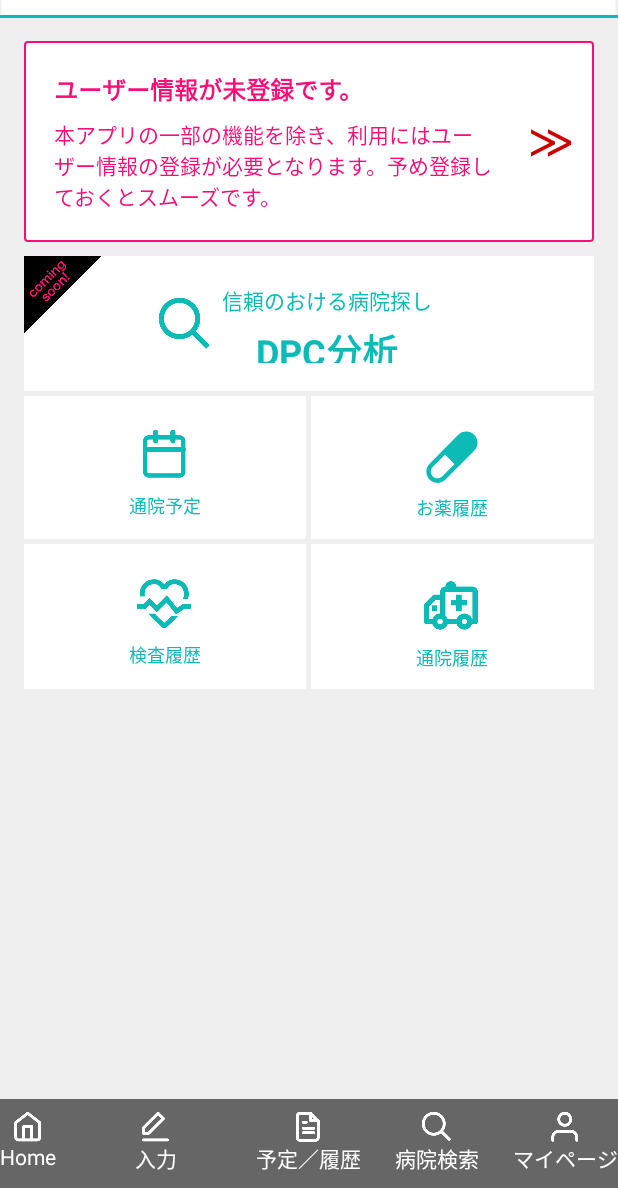
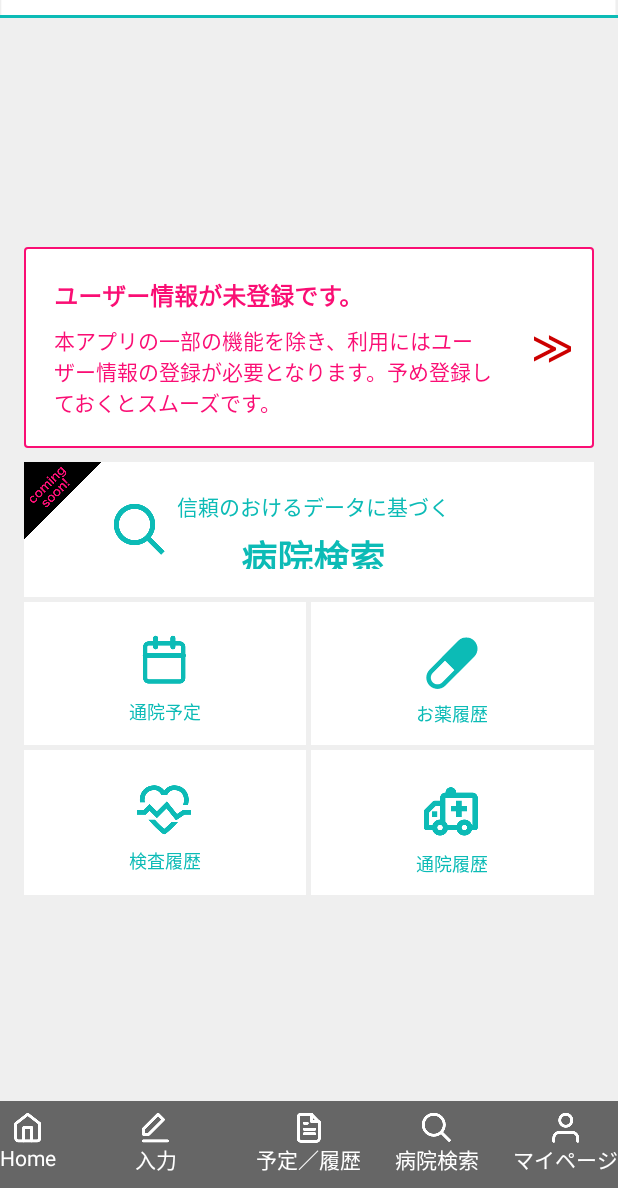
Before and after one commit to frontierfield/GanReco, an Android app: the b1_2mainmenu screen opened directly, with no data from a screen before it, on a phone screen of 412 x 824 dp, the part 48-1236 px from its top. Run offline under Robolectric (Android 15) with nearby library versions, the phone set to English and light mode, and no system bars.

Commit message:
フッタ改修

```diff
--- a/app/src/main/java/com/frontierfield/ganreco/F4_Input.java
+++ b/app/src/main/java/com/frontierfield/ganreco/F4_Input.java
@@ -63,7 +63,6 @@ public class F4_Input extends AppCompatActivity implements  View.OnClickListener
         hospital = findViewById(R.id.editTextHospNameF4);
         shinsatsu = findViewById(R.id.editTextShinsatsuF4);
         ImageViewShinryo = findViewById(R.id.imageViewSinryoF4);
-
 
         ArrayAdapter<Integer> adapterYear = new ArrayAdapter<Integer>(this,R.layout.support_simple_spinner_dropdown_item,gu.aYotei);
         ArrayAdapter<Integer> adapterMonth = new ArrayAdapter<Integer>(this,R.layout.support_simple_spinner_dropdown_item,gu.aMonth);
--- a/app/src/main/res/layout/b1_2main.xml
+++ b/app/src/main/res/layout/b1_2main.xml
@@ -10,8 +10,9 @@
     <RelativeLayout
         android:id="@+id/fotter"
         android:layout_width="match_parent"
-        android:layout_height="59dp"
+        android:layout_height="58dp"
         android:layout_alignParentBottom="true"
+        android:layout_alignParentStart="true"
         android:background="#666666"
         android:gravity="center">
 
@@ -36,6 +37,7 @@
             <TextView
                 android:layout_width="match_parent"
                 android:layout_height="wrap_content"
+                android:gravity="center"
                 android:text="Home"
                 android:textColor="#FFFFFF" />
         </LinearLayout>
@@ -76,7 +78,7 @@
 
             <ImageButton
                 android:id="@+id/imageButton3"
-                android:layout_width="wrap_content"
+                android:layout_width="match_parent"
                 android:layout_height="wrap_content"
                 android:layout_gravity="center_horizontal"
                 android:background="#666666"
@@ -100,7 +102,7 @@
 
             <ImageButton
                 android:id="@+id/imageButton4"
-                android:layout_width="wrap_content"
+                android:layout_width="match_parent"
                 android:layout_height="wrap_content"
                 android:layout_gravity="center_horizontal"
                 android:background="#666666"
@@ -125,7 +127,7 @@
 
             <ImageButton
                 android:id="@+id/imageButton5"
-                android:layout_width="wrap_content"
+                android:layout_width="match_parent"
                 android:layout_height="wrap_content"
                 android:layout_gravity="center_horizontal"
                 android:background="#666666"
@@ -175,11 +177,8 @@
     <RelativeLayout
         android:layout_width="match_parent"
         android:layout_height="461dp"
-        android:layout_above="@+id/fotter"
-        android:layout_alignParentLeft="false"
-        android:layout_alignParentStart="false"
-        android:layout_below="@+id/header"
-        android:layout_marginBottom="24dp">
+        android:layout_alignParentStart="true"
+        android:layout_centerVertical="true">
 
 
         <LinearLayout
@@ -227,7 +226,7 @@
 
             <TextView
                 android:id="@+id/btnUserInfoRedArrow"
-                android:layout_width="80dp"
+                android:layout_width="75dp"
                 android:layout_height="match_parent"
                 android:layout_marginRight="15dp"
                 android:layout_weight="1.0"
@@ -263,7 +262,6 @@
                 android:layout_width="wrap_content"
                 android:layout_height="wrap_content"
                 android:layout_marginBottom="20dp"
-                android:layout_marginLeft="30dp"
                 android:layout_marginTop="20dp"
                 android:scaleType="fitXY"
                 android:src="@drawable/icon_home_search"
@@ -285,7 +283,7 @@
                     android:layout_marginTop="18.76dp"
                     android:clickable="true"
                     android:gravity="center"
-                    android:text="信頼のおける病院探し"
+                    android:text="信頼のおけるデータに基づく"
                     android:textColor="#0CBBB6"
                     tools:name="信頼のおける病院探し" />
 
@@ -299,7 +297,7 @@
                     android:layout_marginTop="5dp"
                     android:gravity="center"
 
-                    android:text="DPC分析"
+                    android:text="病院検索"
                     android:textColor="#0CBBB6"
                     android:textSize="24sp"
                     android:textStyle="bold" />
```
Also changed, not shown: app/src/main/java/com/frontierfield/ganreco/c1_2mypage.java (+5 -3 lines), app/src/main/res/layout/activity_e_f_g_h_mainmenu.xml (+10 -8 lines), app/src/main/res/layout/b3.xml (+17 -5 lines), app/src/main/res/layout/c1_2.xml (+24 -6 lines), app/src/main/res/layout/d1.xml (+22 -5 lines).
